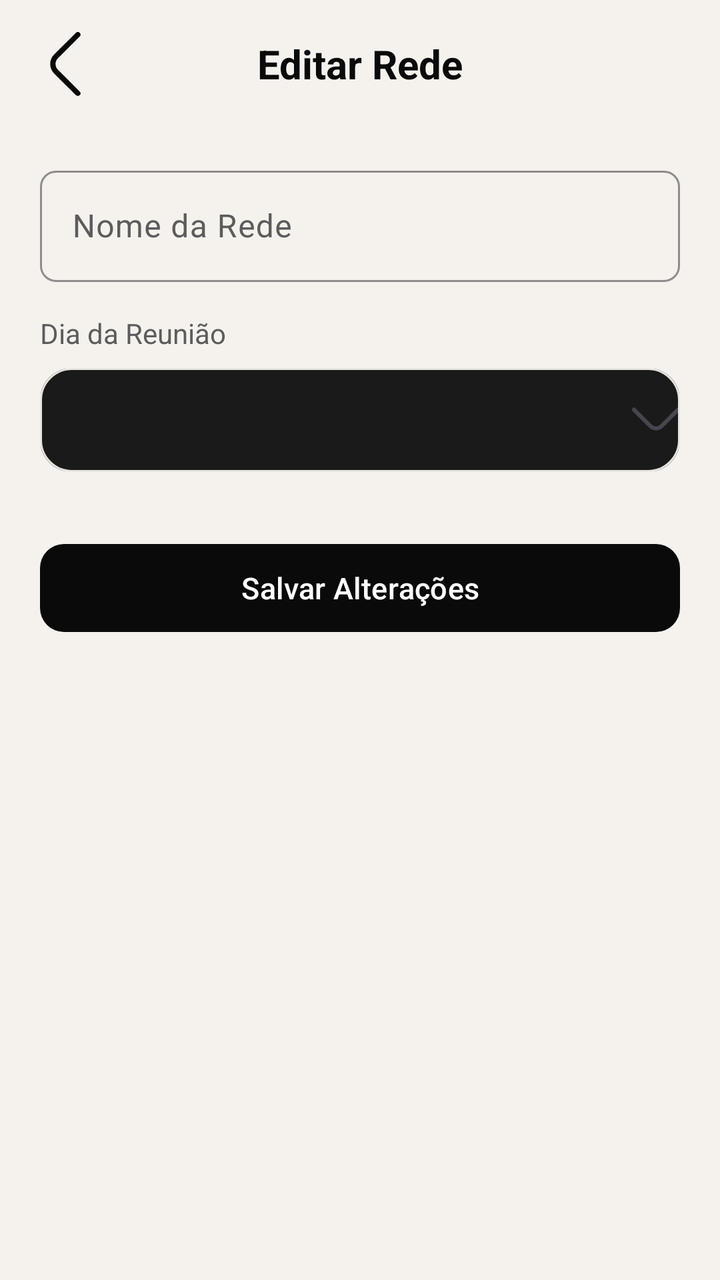
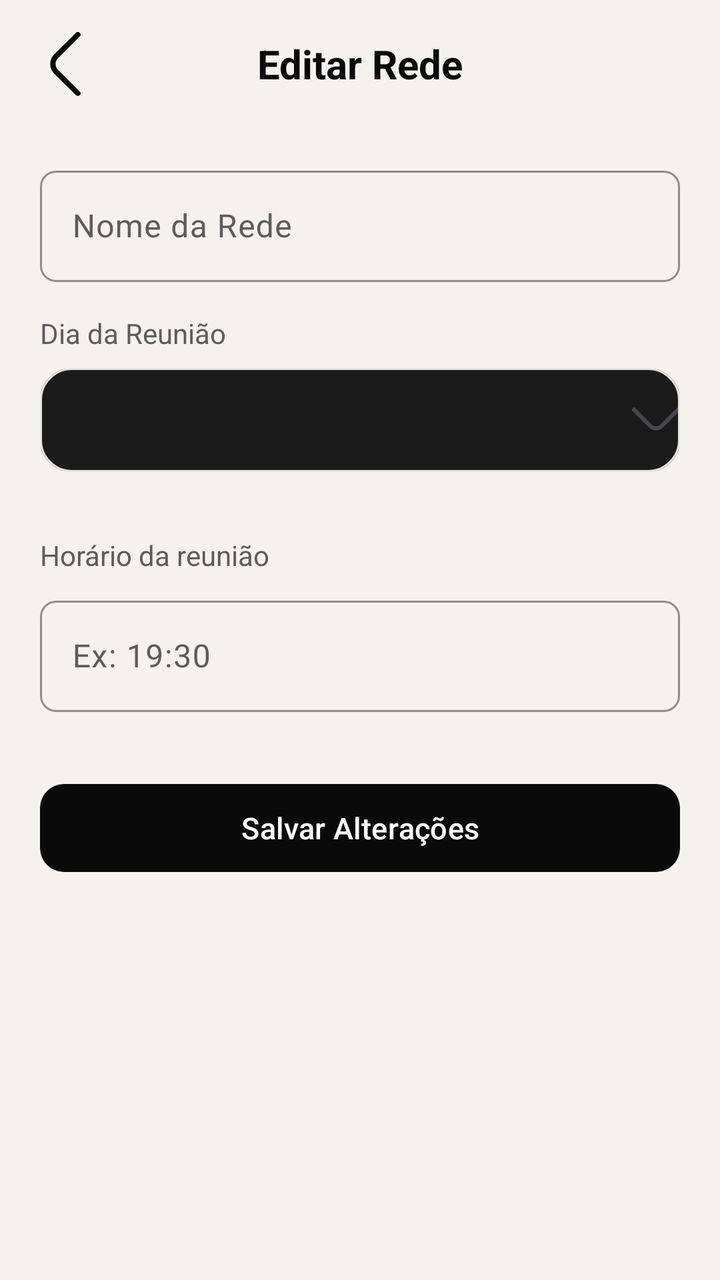

The first picture is an Android layout as it rendered before a commit; the second is the same layout after the commit. The layout source and the unified diff follow.
<!-- AndroidManifest.xml: application theme Theme.IBFAPP -->
<!-- res/layout/activity_editar_rede.xml -->
<?xml version="1.0" encoding="utf-8"?>
<LinearLayout xmlns:android="http://schemas.android.com/apk/res/android"
    xmlns:app="http://schemas.android.com/apk/res-auto"
    xmlns:tools="http://schemas.android.com/tools"
    android:layout_width="match_parent"
    android:layout_height="match_parent"
    android:orientation="vertical"
    tools:context=".ui.configuracoes.EditarRedeActivity">

    
    <LinearLayout
        android:layout_width="match_parent"
        android:layout_height="@dimen/header_height"
        android:orientation="horizontal"
        android:gravity="center_vertical"
        android:paddingHorizontal="@dimen/space_sm">

        <ImageView
            android:id="@+id/button_back"
            android:layout_width="@dimen/icon_xl"
            android:layout_height="@dimen/icon_xl"
            android:src="@drawable/ic_arrow_back"
            android:padding="@dimen/space_sm"
            android:contentDescription="@string/voltar"
            android:background="?attr/selectableItemBackgroundBorderless"
            app:tint="?attr/colorOnBackground" />

        <TextView
            android:layout_width="0dp"
            android:layout_height="wrap_content"
            android:layout_weight="1"
            android:gravity="center"
            android:text="@string/editar_rede_titulo"
            android:textColor="?attr/colorOnBackground"
            android:textSize="@dimen/text_headline_md"
            android:textStyle="bold" />

        <View
            android:layout_width="@dimen/icon_xl"
            android:layout_height="@dimen/icon_xl" />
    </LinearLayout>

    <LinearLayout
        android:layout_width="match_parent"
        android:layout_height="wrap_content"
        android:orientation="vertical"
        android:paddingHorizontal="@dimen/screen_padding_horizontal"
        android:paddingTop="@dimen/space_md">

        
        <com.google.android.material.textfield.TextInputLayout
            style="@style/IBF.TextInputLayout"
            android:layout_width="match_parent"
            android:layout_height="wrap_content"
            android:hint="@string/editar_rede_nome_hint"
            android:layout_marginBottom="@dimen/space_md">

            <com.google.android.material.textfield.TextInputEditText
                android:id="@+id/edit_text_nome_rede"
                android:layout_width="match_parent"
                android:layout_height="wrap_content"
                android:inputType="textCapWords"
                android:textColor="?attr/colorOnSurface" />
        </com.google.android.material.textfield.TextInputLayout>

        
        <TextView
            android:layout_width="wrap_content"
            android:layout_height="wrap_content"
            android:text="@string/editar_rede_dia_label"
            android:textColor="?attr/colorOnSurfaceVariant"
            android:textSize="@dimen/text_body_md"
            android:layout_marginBottom="@dimen/space_sm" />

        
        <com.google.android.material.card.MaterialCardView
            android:layout_width="match_parent"
            android:layout_height="wrap_content"
            android:layout_marginBottom="@dimen/space_xl"
            style="@style/IBF.Card">

            <Spinner
                android:id="@+id/spinner_dia_semana"
                android:layout_width="match_parent"
                android:layout_height="wrap_content"
                android:background="@drawable/spinner_background"
                android:minHeight="52dp"
                android:spinnerMode="dropdown"
                android:padding="@dimen/space_md" />
        </com.google.android.material.card.MaterialCardView>

        
        <com.google.android.material.button.MaterialButton
            android:id="@+id/button_salvar_rede"
            android:layout_width="match_parent"
            android:layout_height="@dimen/btn_height_md"
            android:text="@string/salvar_alteracoes"
            style="@style/IBF.Button.Primary" />

    </LinearLayout>
</LinearLayout>
<!-- resources referenced by this layout -->
<resources>
  <dimen name="btn_height_md">52dp</dimen>
  <dimen name="header_height">64dp</dimen>
  <dimen name="icon_xl">48dp</dimen>
  <dimen name="screen_padding_horizontal">20dp</dimen>
  <dimen name="space_md">16dp</dimen>
  <dimen name="space_sm">8dp</dimen>
  <dimen name="space_xl">32dp</dimen>
  <dimen name="text_body_md">14sp</dimen>
  <dimen name="text_headline_md">20sp</dimen>
  <!-- drawable ic_arrow_back (drawable) -->
  <vector xmlns:android="http://schemas.android.com/apk/res/android" android:width="24dp" android:height="24dp" android:viewportWidth="24" android:viewportHeight="24" android:tint="?attr/colorControlNormal"><path android:fillColor="@android:color/white" android:pathData="M17.17,24a1,1,0,0,1-.71-.29L8.29,15.54a5,5,0,0,1,0-7.08L16.46.29a1,1,0,1,1,1.42,1.42L9.71,9.88a3,3,0,0,0,0,4.24l8.17,8.17a1,1,0,0,1,0,1.42A1,1,0,0,1,17.17,24Z"/></vector>
  <string name="editar_rede_dia_label">Dia da Reunião</string>
  <string name="editar_rede_nome_hint">Nome da Rede</string>
  <string name="editar_rede_titulo">Editar Rede</string>
  <string name="salvar_alteracoes">Salvar Alterações</string>
  <string name="voltar">Voltar</string>
  <style name="IBF.Button.Primary" parent="Widget.Material3.Button">
          <item name="backgroundTint">@color/near_black</item>
          <item name="android:textColor">@color/white</item>
          <item name="cornerRadius">@dimen/radius_md</item>
          <item name="android:minHeight">@dimen/btn_height_md</item>
          <item name="android:textSize">15sp</item>
          <item name="android:letterSpacing">0.01</item>
      </style>
  <style name="IBF.Card" parent="Widget.Material3.CardView.Outlined">
          <item name="cardBackgroundColor">?attr/colorSurface</item>
          <item name="cardCornerRadius">@dimen/radius_lg</item>
          <item name="cardElevation">@dimen/card_elevation</item>
          <item name="strokeColor">?attr/colorOutlineVariant</item>
          <item name="strokeWidth">@dimen/card_stroke_width</item>
      </style>
  <color name="dark_card_background">#1A1A1A</color>
  <color name="dark_divider">#1AFFFFFF</color>
  <!-- drawable ic_arrow_down (drawable) -->
  <vector xmlns:android="http://schemas.android.com/apk/res/android" android:width="24dp" android:height="24dp" android:viewportWidth="24" android:viewportHeight="24" android:tint="?attr/colorControlNormal"><path android:fillColor="@android:color/white" android:pathData="M12,17.17a5,5,0,0,1-3.54-1.46L.29,7.54A1,1,0,0,1,1.71,6.12l8.17,8.17a3,3,0,0,0,4.24,0l8.17-8.17a1,1,0,1,1,1.42,1.42l-8.17,8.17A5,5,0,0,1,12,17.17Z"/></vector>
  <color name="near_black">#0A0A0A</color>
  <color name="white">#FFFFFFFF</color>
  <dimen name="radius_md">12dp</dimen>
  <dimen name="radius_lg">16dp</dimen>
  <dimen name="card_elevation">0dp</dimen>
  <dimen name="card_stroke_width">1dp</dimen>
  <dimen name="radius_sm">8dp</dimen>
  <color name="ibf_surface_variant">#EBEBEB</color>
  <color name="chumbo_light">#5C5C5C</color>
  <color name="accent">#1DB954</color>
  <color name="accent_container">#E8F5E9</color>
  <color name="ibf_background">#F5F2EE</color>
  <color name="ibf_on_background">#0A0A0A</color>
  <color name="ibf_surface">#FFFFFF</color>
  <color name="ibf_on_surface">#0A0A0A</color>
  <color name="ibf_on_surface_variant">#5C5C5C</color>
  <color name="ibf_outline">#D0CCC7</color>
  <color name="ibf_outline_variant">#E8E5E1</color>
  <color name="ibf_error">#C62828</color>
  <color name="ibf_on_error">#FFFFFF</color>
  <color name="ibf_error_container">#FFEBEE</color>
  <!-- unchanged entries left out for length: 3 -->
</resources>

<!-- the commit's change to res/layout/activity_editar_rede.xml (unified diff, before → after) -->
@@ -90,6 +90,32 @@
         </com.google.android.material.card.MaterialCardView>
 
         
+        <TextView
+            android:layout_width="wrap_content"
+            android:layout_height="wrap_content"
+            android:text="Horário da reunião"
+            android:textColor="?attr/colorOnSurfaceVariant"
+            android:textSize="@dimen/text_body_md"
+            android:layout_marginBottom="@dimen/space_sm" />
+
+        
+        <com.google.android.material.textfield.TextInputLayout
+            style="@style/IBF.TextInputLayout"
+            android:layout_width="match_parent"
+            android:layout_height="wrap_content"
+            android:hint="Ex: 19:30"
+            android:layout_marginBottom="@dimen/space_xl">
+
+            <com.google.android.material.textfield.TextInputEditText
+                android:id="@+id/edit_text_horario_reuniao"
+                android:layout_width="match_parent"
+                android:layout_height="wrap_content"
+                android:inputType="time"
+                android:maxLength="5"
+                android:textColor="?attr/colorOnSurface" />
+        </com.google.android.material.textfield.TextInputLayout>
+
+        
         <com.google.android.material.button.MaterialButton
             android:id="@+id/button_salvar_rede"
             android:layout_width="match_parent"
